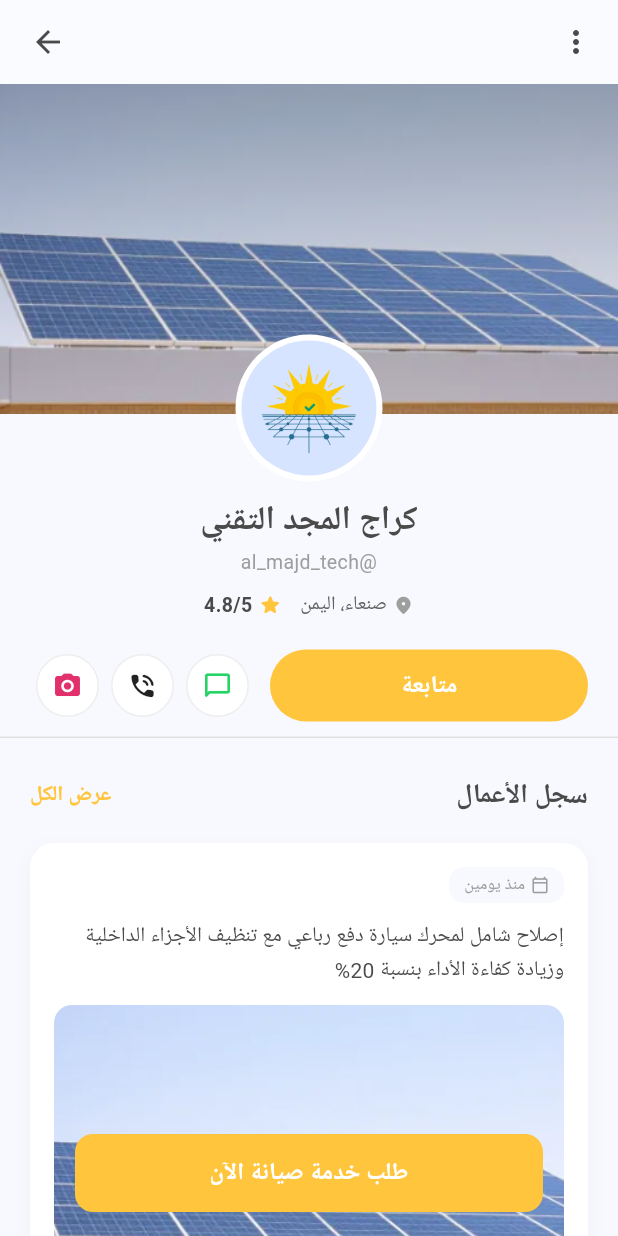
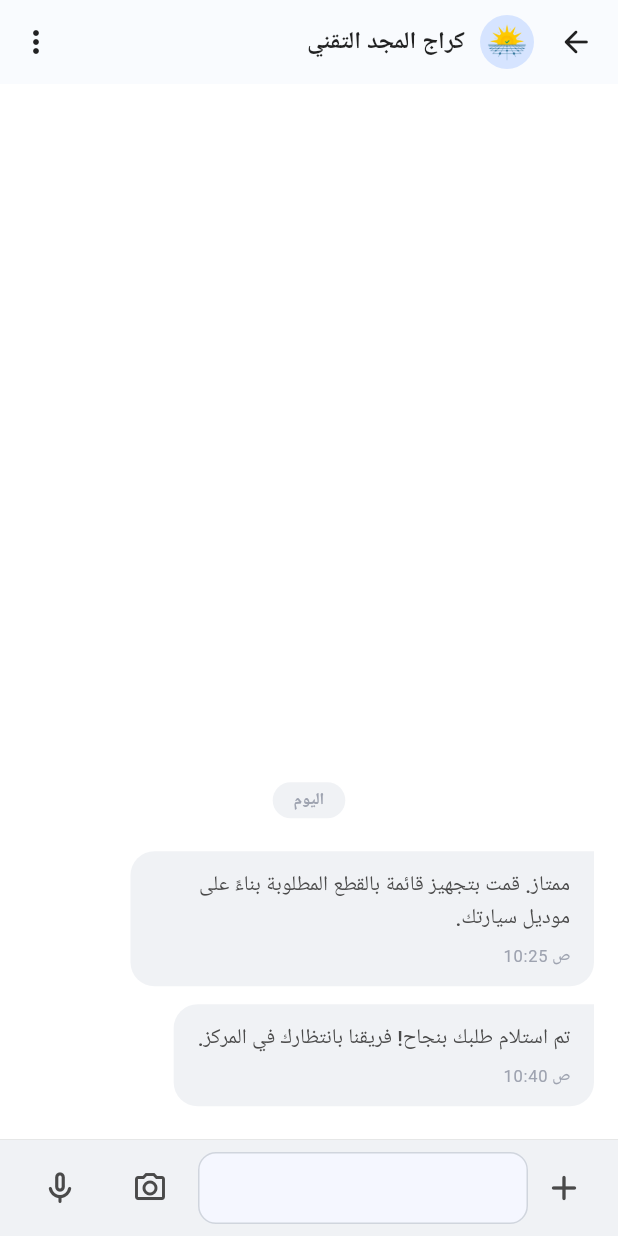
Before and after one commit to ShamsPlatform/shams-mobile-app, a Flutter app: the WorkshopProfile screen opened directly, after a tap on "طلب خدمة صيانة الآن", on a phone screen of 412 x 824 dp. Run offline on Flutter 3.47's test engine with Material 3 defaults, Android fonts, the phone set to English and light mode, and no system bars; our stand-ins replace google_fonts, supabase_flutter; accounts and stored records are empty; Roboto replaces fonts that are missing (Tajawal).

Commit message:
feat: implemented chat conversation screens with custom bubbles and input bar

```diff
--- /dev/null
+++ b/lib/views/chat/chat_conversation_screen.dart
@@ -0,0 +1,137 @@
+import 'package:flutter/material.dart';
+import 'package:google_fonts/google_fonts.dart';
+import '../../widgets/message_bubble.dart';
+import '../../widgets/chat_input_field.dart';
+import '../../utils/constants.dart';
+
+class ChatConversationScreen extends StatefulWidget {
+  final String workshopName;
+  final String workshopAvatar;
+
+  const ChatConversationScreen({
+    super.key,
+    this.workshopName = 'كراج المجد التقني',
+    this.workshopAvatar = 'assets/images/logo/shams logo.png',
+  });
+
+  @override
+  State<ChatConversationScreen> createState() => _ChatConversationScreenState();
+}
+
+class _ChatConversationScreenState extends State<ChatConversationScreen> {
+  // قائمة الرسائل (الموقع 0 هو الأحدث ويظهر بالأسفل)
+  final List<Map<String, dynamic>> _messages = [
+    {
+      'isDivider': false,
+      'text': 'تم استلام طلبك بنجاح! فريقنا بانتظارك في المركز.',
+      'time': 'ص 10:40',
+      'isMe': false,
+    },
+    {
+      'isDivider': false,
+      'text': 'ممتاز. قمت بتجهيز قائمة بالقطع المطلوبة بناءً على موديل سيارتك.',
+      'time': 'ص 10:25',
+      'isMe': false,
+    },
+    {
+      'isDivider': true,
+      'text': 'اليوم',
+    },
+  ];
+
+  // دالة توليد التوقيت الحالي بتنسيق (ص/م)
+  String _getCurrentTime() {
+    final now = DateTime.now();
+    final hour = now.hour > 12 ? now.hour - 12 : (now.hour == 0 ? 12 : now.hour);
+    final minute = now.minute.toString().padLeft(2, '0');
+    final period = now.hour >= 12 ? 'م' : 'ص';
+    return '$period $hour:$minute';
+  }
+
+  void _addNewMessage(String text) {
+    setState(() {
+      // إدراج الرسالة في الموقع 0 لتظهر في الأسفل فوراً
+      _messages.insert(0, {
+        'isDivider': false,
+        'text': text,
+        'time': _getCurrentTime(),
+        'isMe': true,
+        'isRead': false,
+      });
+    });
+  }
+
+  @override
+  Widget build(BuildContext context) {
+    return Directionality(
+      textDirection: TextDirection.rtl,
+      child: Scaffold(
+        backgroundColor: Colors.white,
+        appBar: AppBar(
+          backgroundColor: Colors.white,
+          elevation: 0.5,
+          titleSpacing: 0,
+          leading: IconButton(
+            icon: const Icon(Icons.arrow_forward_rounded, color: Colors.black87),
+            onPressed: () => Navigator.pop(context),
+          ),
+          title: Row(
+            children: [
+              CircleAvatar(
+                radius: 18,
+                backgroundImage: AssetImage(widget.workshopAvatar),
+              ),
+              const SizedBox(width: 10),
+              Text(
+                widget.workshopName,
+                style: GoogleFonts.tajawal(fontSize: 16, fontWeight: FontWeight.bold, color: Colors.black87),
+              ),
+            ],
+          ),
+          actions: [
+            IconButton(icon: const Icon(Icons.more_vert_rounded, color: Colors.black87), onPressed: () {}),
+          ],
+        ),
+        body: Column(
+          children: [
+            Expanded(
+              child: ListView.builder(
+                reverse: true, // قلب القائمة لتبدأ من الأسفل
+                padding: const EdgeInsets.symmetric(vertical: 16),
+                itemCount: _messages.length,
+                itemBuilder: (context, index) {
+                  final msg = _messages[index];
+                  if (msg['isDivider'] == true) {
+                    return _buildDateDivider(msg['text']);
+                  }
+                  return MessageBubble(
+                    message: msg['text'],
+                    time: msg['time'],
+                    isMe: msg['isMe'],
+                    isRead: msg['isRead'] ?? false,
+                  );
+                },
+              ),
+            ),
+            // ربط حقل الإدخال بدالة الإضافة
+            ChatInputField(onSendMessage: _addNewMessage),
+          ],
+        ),
+      ),
+    );
+  }
+
+  Widget _buildDateDivider(String label) {
+    return Center(
+      child: Container(
+        margin: const EdgeInsets.symmetric(vertical: 16),
+        padding: const EdgeInsets.symmetric(horizontal: 14, vertical: 4),
+        decoration: BoxDecoration(color: const Color(0xFFF0F2F5), borderRadius: BorderRadius.circular(16)),
+        child: Text(
+          label,
+          style: GoogleFonts.tajawal(fontSize: 11, color: const Color(0xFF9EA3B0), fontWeight: FontWeight.bold),
+        ),
+      ),
+    );
+  }
+}
--- a/lib/views/workshops/workshop_profile_screen.dart
+++ b/lib/views/workshops/workshop_profile_screen.dart
@@ -3,6 +3,7 @@ import 'package:google_fonts/google_fonts.dart';
 import '../../utils/constants.dart';
 import '../../widgets/post_card.dart';
 import '../../widgets/primary_button.dart';
+import '/views/chat/chat_conversation_screen.dart';
 
 class WorkshopProfile extends StatefulWidget {
   final String workshopName;
@@ -89,7 +90,18 @@ class _WorkshopProfileState extends State<WorkshopProfile> {
           padding: const EdgeInsets.symmetric(horizontal: 50),
           child: CustomSolidButton(
             title: 'طلب خدمة صيانة الآن',
-            onPressed: () {},
+            onPressed: () {
+              // 💡 كود الانتقال إلى شاشة المحادثة التي صممها المهندس عمر!
+              Navigator.push(
+                context,
+                MaterialPageRoute(
+                  builder: (context) => ChatConversationScreen(
+                    workshopName: widget.workshopName,
+                    workshopAvatar: widget.logoPath,
+                  ),
+                ),
+              );
+            },
           ),
         ),
         floatingActionButtonLocation: FloatingActionButtonLocation.centerFloat,
--- a/lib/widgets/chat_bubble.dart
+++ /dev/null
@@ -1,63 +0,0 @@
-import 'package:flutter/material.dart';
-import 'package:shams_mobile_app/utils/constants.dart';
-
-class ShamsChatBubble extends StatelessWidget {
-  final String message;
-  final String time;
-  final bool isMe;
-
-  const ShamsChatBubble({
-    super.key,
-    required this.message,
-    required this.time,
-    required this.isMe,
-  });
-
-  @override
-  Widget build(BuildContext context) {
-    final textTheme = Theme.of(context).textTheme;
-
-    return Align(
-      alignment: isMe ? Alignment.centerLeft : Alignment.centerRight,
-      child: Container(
-        margin: const EdgeInsets.symmetric(vertical: 6.0, horizontal: 16.0),
-        padding: const EdgeInsets.symmetric(vertical: 10.0, horizontal: 14.0),
-        constraints: BoxConstraints(
-          maxWidth: MediaQuery.of(context).size.width * 0.75,
-        ),
-        decoration: BoxDecoration(
-          color: isMe ? ShamsColors.primaryBlue : const Color(0xFFF5F7FF),
-          borderRadius: BorderRadius.only(
-            topLeft: Radius.circular(isMe ? 0 : 16),
-            topRight: Radius.circular(isMe ? 16 : 0),
-            bottomLeft: const Radius.circular(16),
-            bottomRight: const Radius.circular(16),
-          ),
-        ),
-        child: Column(
-          crossAxisAlignment: CrossAxisAlignment.start,
-          mainAxisSize: MainAxisSize.min,
-          children: [
-            Text(
-              message,
-              style: textTheme.bodyMedium?.copyWith(
-                color: isMe ? ShamsColors.bgWhite : ShamsColors.textGray,
-                height: 1.4,
-              ),
-            ),
-            const SizedBox(height: 4),
-            Align(
-              alignment: Alignment.bottomLeft,
-              child: Text(
-                time,
-                style: textTheme.labelSmall?.copyWith(
-                  color: isMe ? Colors.white70 : const Color(0xFF9EA3B0),
-                ),
-              ),
-            ),
-          ],
-        ),
-      ),
-    );
-  }
-}
--- /dev/null
+++ b/lib/widgets/chat_input_field.dart
@@ -0,0 +1,120 @@
+import 'package:flutter/material.dart';
+import 'package:google_fonts/google_fonts.dart';
+import '../utils/constants.dart';
+
+class ChatInputField extends StatefulWidget {
+  // السلك الذي يربط هذا الحقل بالشاشة الرئيسية لإرسال النص
+  final ValueChanged<String> onSendMessage;
+
+  const ChatInputField({super.key, required this.onSendMessage});
+
+  @override
+  State<ChatInputField> createState() => _ChatInputFieldState();
+}
+
+class _ChatInputFieldState extends State<ChatInputField> {
+  final TextEditingController _messageController = TextEditingController();
+  bool _isTyping = false;
+
+  @override
+  void initState() {
+    super.initState();
+    // مراقبة الحقل لتغيير حالة الزر عند الكتابة
+    _messageController.addListener(() {
+      final isNotEmpty = _messageController.text.trim().isNotEmpty;
+      if (isNotEmpty != _isTyping) {
+        setState(() => _isTyping = isNotEmpty);
+      }
+    });
+  }
+
+  @override
+  void dispose() {
+    _messageController.dispose();
+    super.dispose();
+  }
+
+  void _handleSend() {
+    final text = _messageController.text.trim();
+    if (text.isNotEmpty) {
+      widget.onSendMessage(text); // إرسال النص للشاشة الأم
+      _messageController.clear(); // تفريغ الحقل بعد الإرسال
+    }
+  }
+
+  @override
+  Widget build(BuildContext context) {
+    return Container(
+      decoration: BoxDecoration(
+        color: const Color(0xFFF0F2F5),
+        border: Border(top: BorderSide(color: Colors.grey.shade300, width: 0.5)),
+      ),
+      child: SafeArea(
+        child: Padding(
+          padding: const EdgeInsets.symmetric(horizontal: 12.0, vertical: 8.0),
+          child: Row(
+            crossAxisAlignment: CrossAxisAlignment.end,
+            children: [
+              // زر الإرسال (يظهر عند الكتابة) أو زر المرفقات
+              _isTyping
+                  ? IconButton(
+                      icon: const Icon(Icons.send_rounded, size: 28),
+                      color: ShamsColors.solarYellow,
+                      onPressed: _handleSend,
+                    )
+                  : IconButton(
+                      icon: const Icon(Icons.add_rounded, size: 28),
+                      color: ShamsColors.textGray,
+                      onPressed: () {},
+                    ),
+
+              // حقل النص
+              Expanded(
+                child: Container(
+                  constraints: const BoxConstraints(minHeight: 45, maxHeight: 120),
+                  decoration: BoxDecoration(
+                    color: ShamsColors.bgWhite,
+                    borderRadius: BorderRadius.circular(25),
+                  ),
+                  child: TextField(
+                    controller: _messageController,
+                    minLines: 1,
+                    maxLines: 5,
+                    style: GoogleFonts.tajawal(fontSize: 15, color: ShamsColors.textGray),
+                    decoration: const InputDecoration(
+                      border: InputBorder.none,
+                      contentPadding: EdgeInsets.symmetric(horizontal: 16, vertical: 12),
+                    ),
+                  ),
+                ),
+              ),
+
+              const SizedBox(width: 8),
+
+              // أيقونات الوسائط (تختفي عند الكتابة لتوفير مساحة)
+              if (!_isTyping) ...[
+                IconButton(
+                  icon: const Icon(Icons.camera_alt_outlined, size: 24),
+                  color: ShamsColors.textGray,
+                  padding: EdgeInsets.zero,
+                  constraints: const BoxConstraints(),
+                  onPressed: () {},
+                ),
+                const SizedBox(width: 12),
+              ],
+
+              IconButton(
+                icon: const Icon(Icons.mic_none_rounded, size: 26),
+                color: ShamsColors.textGray,
+                padding: EdgeInsets.zero,
+                constraints: const BoxConstraints(),
+                onPressed: () {},
+              ),
+              const SizedBox(width: 4),
+            ],
+          ),
+        ),
+      ),
+    );
+  }
+}
--- /dev/null
+++ b/lib/widgets/message_bubble.dart
@@ -0,0 +1,80 @@
+import 'package:flutter/material.dart';
+import '../utils/constants.dart';
+
+class MessageBubble extends StatelessWidget {
+  final String message;
+  final String time;
+  final bool isMe;
+  final bool isRead; // جديد: لمعرفة حالة قراءة الرسالة
+
+  const MessageBubble({
+    super.key,
+    required this.message,
+    required this.time,
+    required this.isMe,
+    this.isRead = false, // القيمة الافتراضية: غير مقروءة
+  });
+
+  @override
+  Widget build(BuildContext context) {
+    final textTheme = Theme.of(context).textTheme;
+
+    return Align(
+      // محاذاة لليسار إذا كانت رسالتي، ولليمين إذا كانت من الورشة
+      alignment: isMe ? Alignment.centerLeft : Alignment.centerRight,
+      child: Container(
+        margin: const EdgeInsets.symmetric(vertical: 6.0, horizontal: 16.0),
+        padding: const EdgeInsets.symmetric(vertical: 12.0, horizontal: 16.0),
+        constraints: BoxConstraints(
+          maxWidth: MediaQuery.of(context).size.width * 0.75,
+        ),
+        decoration: BoxDecoration(
+          // اللون أصفر شمسي لرسالتي، ورمادي فاتح لرسالة الورشة
+          color: isMe ? ShamsColors.solarYellow : const Color(0xFFF0F2F5),
+          borderRadius: BorderRadius.only(
+            topLeft: const Radius.circular(16),
+            topRight: Radius.circular(isMe ? 16 : 0), // ذيل الورشة في الأعلى يميناً
+            bottomRight: const Radius.circular(16),
+            bottomLeft: Radius.circular(isMe ? 0 : 16), // ذيل رسالتي في الأسفل يساراً
+          ),
+        ),
+        child: Column(
+          crossAxisAlignment: CrossAxisAlignment.start,
+          mainAxisSize: MainAxisSize.min,
+          children: [
+            Text(
+              message,
+              style: textTheme.bodyMedium?.copyWith(
+                color: isMe ? ShamsColors.bgWhite : ShamsColors.textGray,
+                height: 1.5, // لزيادة وضوح المسافة بين السطور
+                fontWeight: FontWeight.w500,
+              ),
+            ),
+            const SizedBox(height: 6),
+            Row(
+              mainAxisSize: MainAxisSize.min, // لكي لا يتمدد الصف
+              children: [
+                Text(
+                  time,
+                  style: textTheme.labelSmall?.copyWith(
+                    color: isMe ? Colors.white70 : const Color(0xFF9EA3B0),
+                    fontSize: 11,
+                  ),
+                ),
+                // إظهار علامات القراءة فقط إذا كانت الرسالة صادرة مني (isMe)
+                if (isMe) ...[
+                  const SizedBox(width: 4),
+                  Icon(
+                    isRead ? Icons.done_all_rounded : Icons.check_rounded,
+                    size: 14,
+                    color: Colors.white70,
+                  ),
+                ],
+              ],
+            ),
+          ],
+        ),
+      ),
+    );
+  }
+}
```
Also changed, not shown: pubspec.lock.
